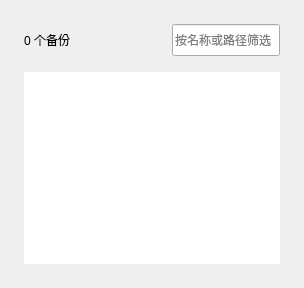
This is windows/mainwindow_child/homepage/homepage.ui in Zao-chen/ZcVersionBox as Qt 5 draws it before an edit. The edited form follows.
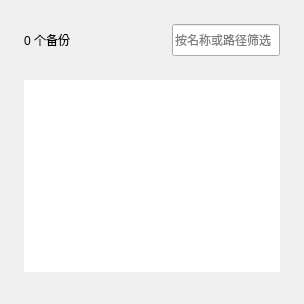
This is the edited form.

Diff of the .ui file:
```diff
--- a/windows/mainwindow_child/homepage/homepage.ui
+++ b/windows/mainwindow_child/homepage/homepage.ui
@@ -13,10 +13,10 @@
     <number>24</number>
    </property>
    <property name="bottomMargin">
-    <number>24</number>
+    <number>32</number>
    </property>
    <property name="spacing">
-    <number>16</number>
+    <number>24</number>
    </property>
    <item>
     <layout class="QHBoxLayout" name="listHeader" stretch="0,1,0">
```
